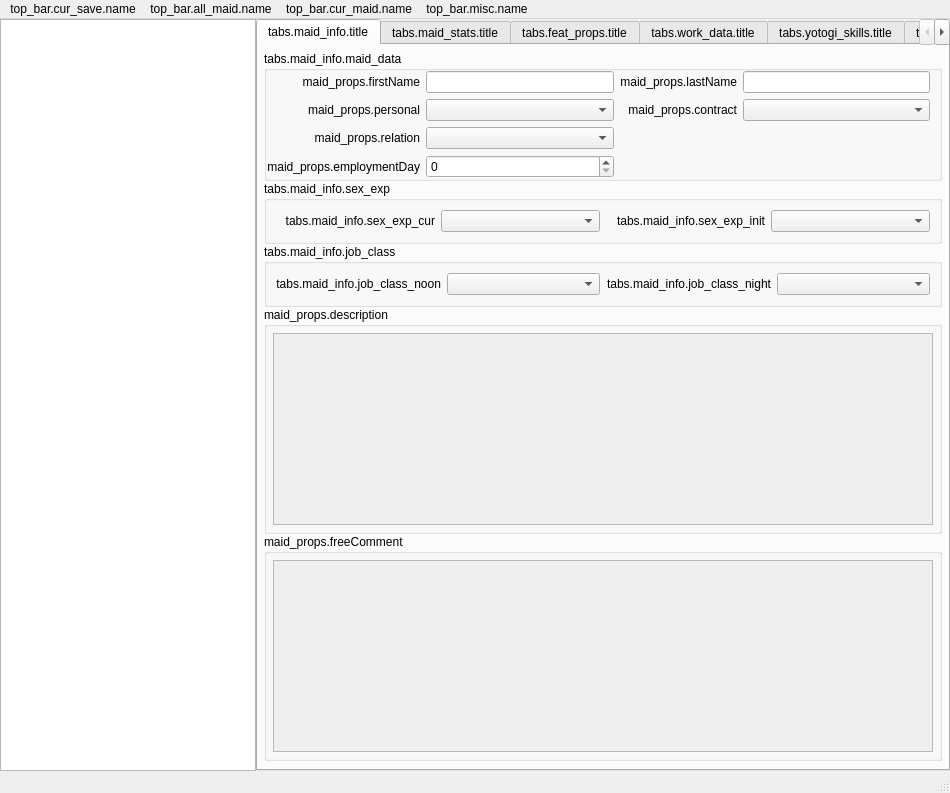
Above: GUI/templates/maid_fiddler.ui from ghorsington/COM3D2.MaidFiddler before the change. Below: the same form after it.
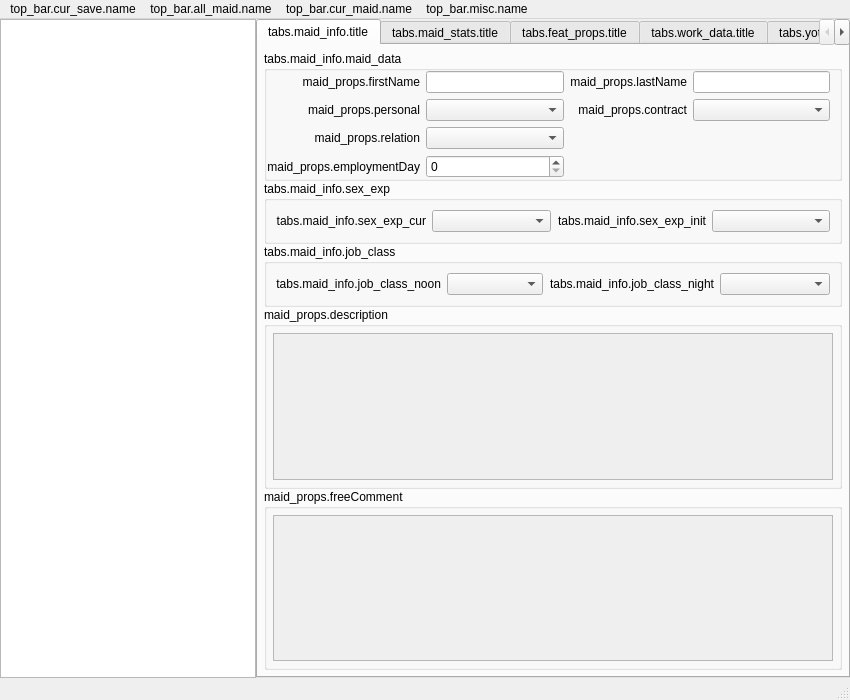
That is the form after the change.

Commit message: Allow window to be resized in more ways

```diff
--- a/GUI/templates/maid_fiddler.ui
+++ b/GUI/templates/maid_fiddler.ui
@@ -9,8 +9,8 @@
    <rect>
     <x>0</x>
     <y>0</y>
-    <width>950</width>
-    <height>750</height>
+    <width>850</width>
+    <height>700</height>
    </rect>
   </property>
   <property name="sizePolicy">
@@ -61,11 +61,17 @@
          <bool>true</bool>
         </property>
         <property name="sizePolicy">
-         <sizepolicy hsizetype="Minimum" vsizetype="Preferred">
+         <sizepolicy hsizetype="Maximum" vsizetype="Expanding">
           <horstretch>0</horstretch>
           <verstretch>0</verstretch>
          </sizepolicy>
         </property>
+        <property name="minimumSize">
+         <size>
+          <width>0</width>
+          <height>0</height>
+         </size>
+        </property>
         <property name="editTriggers">
          <set>QAbstractItemView::NoEditTriggers</set>
         </property>
@@ -437,7 +443,7 @@
           <item>
            <widget class="QGroupBox" name="description_group">
             <property name="sizePolicy">
-             <sizepolicy hsizetype="Preferred" vsizetype="Minimum">
+             <sizepolicy hsizetype="Preferred" vsizetype="Expanding">
               <horstretch>0</horstretch>
               <verstretch>0</verstretch>
              </sizepolicy>
@@ -473,11 +479,17 @@
                 <bool>false</bool>
                </property>
                <property name="sizePolicy">
-                <sizepolicy hsizetype="Expanding" vsizetype="Fixed">
+                <sizepolicy hsizetype="Expanding" vsizetype="Ignored">
                  <horstretch>0</horstretch>
                  <verstretch>0</verstretch>
                 </sizepolicy>
                </property>
+               <property name="minimumSize">
+                <size>
+                 <width>0</width>
+                 <height>0</height>
+                </size>
+               </property>
               </widget>
              </item>
             </layout>
@@ -486,7 +498,7 @@
           <item>
            <widget class="QGroupBox" name="user_comment_group">
             <property name="sizePolicy">
-             <sizepolicy hsizetype="Preferred" vsizetype="Minimum">
+             <sizepolicy hsizetype="Preferred" vsizetype="Expanding">
               <horstretch>0</horstretch>
               <verstretch>0</verstretch>
              </sizepolicy>
@@ -516,7 +528,7 @@
                 <bool>false</bool>
                </property>
                <property name="sizePolicy">
-                <sizepolicy hsizetype="Expanding" vsizetype="Fixed">
+                <sizepolicy hsizetype="Expanding" vsizetype="Ignored">
                  <horstretch>0</horstretch>
                  <verstretch>0</verstretch>
                 </sizepolicy>
@@ -524,7 +536,7 @@
                <property name="minimumSize">
                 <size>
                  <width>0</width>
-                 <height>1</height>
+                 <height>0</height>
                 </size>
                </property>
                <property name="documentTitle">
@@ -535,16 +547,6 @@
             </layout>
            </widget>
           </item>
-          <item>
-           <widget class="QWidget" name="widget" native="true">
-            <property name="sizePolicy">
-             <sizepolicy hsizetype="Preferred" vsizetype="MinimumExpanding">
-              <horstretch>0</horstretch>
-              <verstretch>0</verstretch>
-             </sizepolicy>
-            </property>
-           </widget>
-          </item>
          </layout>
         </widget>
         <widget class="QWidget" name="tab_maid_stats">
@@ -1452,7 +1454,7 @@
     <rect>
      <x>0</x>
      <y>0</y>
-     <width>950</width>
+     <width>850</width>
      <height>21</height>
     </rect>
    </property>
```
Left out of the diff: 16 changed lines with no effect on the pictures.
